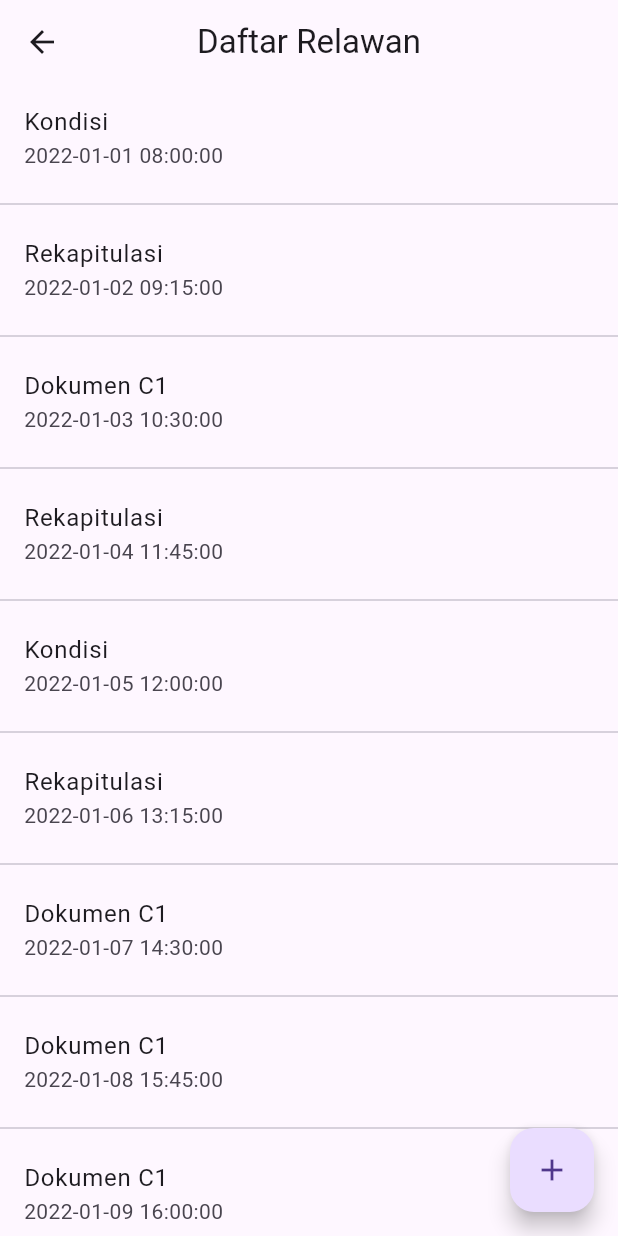
After one commit to VincentiusKennedyW/ui_form_map_flutter, a Flutter app: the screen it shows after launch, after a tap on the "details" icon, on a phone screen of 412 x 824 dp. The commit adds this screen. Run offline on Flutter 3.47's test engine with Material 3 defaults, Android fonts, the phone set to English and light mode, and no system bars; our stand-ins replace geocoding, google_maps_flutter, image_picker, location, photo_view; network calls fail.

Commit message:
update task 3

```diff
--- a/lib/main.dart
+++ b/lib/main.dart
@@ -1,7 +1,10 @@
 import 'package:flutter/material.dart';
+import 'package:location/location.dart';
 import 'package:relawan_pemilu_ui/task%201/form_keluarga_screen.dart';
 
-void main() {
+void main() async {
+  WidgetsFlutterBinding.ensureInitialized();
+  await requestLocationPermission(); // Panggil izin lokasi di sini
   runApp(const MainApp());
 }
 
@@ -15,3 +18,28 @@ class MainApp extends StatelessWidget {
     );
   }
 }
+
+// Fungsi untuk meminta izin lokasi
+Future<void> requestLocationPermission() async {
+  final Location location = Location();
+  bool serviceEnabled;
+  PermissionStatus permissionGranted;
+
+  // Memeriksa apakah layanan lokasi aktif
+  serviceEnabled = await location.serviceEnabled();
+  if (!serviceEnabled) {
+    serviceEnabled = await location.requestService();
+    if (!serviceEnabled) {
+      return;
+    }
+  }
+
+  // Memeriksa status izin lokasi
+  permissionGranted = await location.hasPermission();
+  if (permissionGranted == PermissionStatus.denied) {
+    permissionGranted = await location.requestPermission();
+    if (permissionGranted != PermissionStatus.granted) {
+      return;
+    }
+  }
+}
--- a/lib/task 1/form_keluarga_screen.dart
+++ b/lib/task 1/form_keluarga_screen.dart
@@ -7,6 +7,7 @@ import 'package:location/location.dart';
 import 'package:relawan_pemilu_ui/task%201/anggota_keluarga_widget.dart';
 import 'package:relawan_pemilu_ui/task%201/map_screen.dart';
 import 'package:relawan_pemilu_ui/task%202/map_screen_2.dart';
+import 'package:relawan_pemilu_ui/task%203/list_screen.dart';
 
 class FormKeluarga extends StatefulWidget {
   const FormKeluarga({super.key});
@@ -164,6 +165,14 @@ class _FormKeluargaState extends State<FormKeluarga> {
       appBar: AppBar(
         title: const Text('Form Keluarga'),
         actions: [
+          IconButton(
+            icon: const Icon(Icons.details),
+            onPressed: () {
+              Navigator.of(context).push(MaterialPageRoute(
+                builder: (context) => const ListScreen(),
+              ));
+            },
+          ),
           IconButton(
             icon: const Icon(Icons.moving_outlined),
             onPressed: () {
--- /dev/null
+++ b/lib/task 3/list_screen.dart
@@ -0,0 +1,131 @@
+import 'package:flutter/material.dart';
+import 'package:relawan_pemilu_ui/task%202/detail_screen.dart';
+import 'package:relawan_pemilu_ui/task%203/form_3_screen.dart';
+
+final List<Map<String, dynamic>> dataDummy = [
+  {
+    'status': 'Kondisi',
+    'timestamp': '2022-01-01 08:00:00',
+    'Latitude': -1.275455,
+    'Longitude': 116.833995,
+    'Foto':
+        'https://www.ruparupa.com/blog/wp-content/uploads/2021/04/image-27.png',
+  },
+  {
+    'status': 'Rekapitulasi',
+    'timestamp': '2022-01-02 09:15:00',
+    'Latitude': -1.256788,
+    'Longitude': 116.789632,
+    'Foto':
+        'https://www.ruparupa.com/blog/wp-content/uploads/2021/04/image-26.png',
+  },
+  {
+    'status': 'Dokumen C1',
+    'timestamp': '2022-01-03 10:30:00',
+    'Latitude': -1.289000,
+    'Longitude': 116.802345,
+    'Foto':
+        'https://www.ruparupa.com/blog/wp-content/uploads/2021/04/image-28.png',
+  },
+  {
+    'status': 'Rekapitulasi',
+    'timestamp': '2022-01-04 11:45:00',
+    'Latitude': -1.272345,
+    'Longitude': 116.812345,
+    'Foto':
+        'https://www.ruparupa.com/blog/wp-content/uploads/2021/04/image-29.png',
+  },
+  {
+    'status': 'Kondisi',
+    'timestamp': '2022-01-05 12:00:00',
+    'Latitude': -1.278900,
+    'Longitude': 116.825678,
+    'Foto':
+        'https://www.ruparupa.com/blog/wp-content/uploads/2021/04/image-30.png',
+  },
+  {
+    'status': 'Rekapitulasi',
+    'timestamp': '2022-01-06 13:15:00',
+    'Latitude': -1.267890,
+    'Longitude': 116.834567,
+    'Foto':
+        'https://www.ruparupa.com/blog/wp-content/uploads/2021/04/image-31.png',
+  },
+  {
+    'status': 'Dokumen C1',
+    'timestamp': '2022-01-07 14:30:00',
+    'Latitude': -1.260000,
+    'Longitude': 116.841234,
+    'Foto':
+        'https://www.ruparupa.com/blog/wp-content/uploads/2021/04/image-32.png',
+  },
+  {
+    'status': 'Dokumen C1',
+    'timestamp': '2022-01-08 15:45:00',
+    'Latitude': -1.275678,
+    'Longitude': 116.850000,
+    'Foto':
+        'https://www.ruparupa.com/blog/wp-content/uploads/2021/04/image-33.png',
+  },
+  {
+    'status': 'Dokumen C1',
+    'timestamp': '2022-01-09 16:00:00',
+    'Latitude': -1.270123,
+    'Longitude': 116.860987,
+    'Foto':
+        'https://www.ruparupa.com/blog/wp-content/uploads/2021/04/image-34.png',
+  },
+  {
+    'status': 'Dokumen C1',
+    'timestamp': '2022-01-10 17:15:00',
+    'Latitude': -1.280234,
+    'Longitude': 116.870123,
+    'Foto':
+        'https://www.ruparupa.com/blog/wp-content/uploads/2021/04/image-35.png',
+  }
+];
+
+class ListScreen extends StatelessWidget {
+  const ListScreen({super.key});
+
+  @override
+  Widget build(BuildContext context) {
+    return Scaffold(
+      appBar: AppBar(
+        title: const Text('Daftar Relawan'),
+        centerTitle: true,
+      ),
+      body: ListView.separated(
+        itemCount: dataDummy.length,
+        separatorBuilder: (context, index) =>
+            const Divider(), // Menambahkan Divider
+        itemBuilder: (BuildContext context, int index) {
+          final item = dataDummy[index];
+          return ListTile(
+            title: Text(item['status']),
+            subtitle: Text(item['timestamp']),
+            onTap: () {
+              Navigator.push(
+                context,
+                MaterialPageRoute(
+                  builder: (context) => DetailScreen(data: item),
+                ),
+              );
+            },
+          );
+        },
+      ),
+      floatingActionButton: FloatingActionButton(
+        child: const Icon(Icons.add),
+        onPressed: () {
+          Navigator.push(
+            context,
+            MaterialPageRoute(
+              builder: (context) => const Form3Screen(),
+            ),
+          );
+        },
+      ),
+    );
+  }
+}
--- a/pubspec.yaml
+++ b/pubspec.yaml
@@ -15,11 +15,15 @@ dependencies:
   geocoding: ^3.0.0
   location: ^5.0.3
   url_launcher: ^6.3.0
+  envied: ^0.5.4+1
+  photo_view: ^0.15.0
 
 dev_dependencies:
   flutter_test:
     sdk: flutter
   flutter_lints: ^3.0.0
+  build_runner: ^2.4.11
+  envied_generator: ^0.5.4+1
 
 flutter:
   uses-material-design: true
```
Also changed, not shown: lib/task 1/map_screen.dart (+1 -21 lines), lib/task 2/detail_screen.dart (+108 -159 lines), lib/task 3/detail_screen.dart (added, +105 -0 lines), lib/task 3/form_3_screen.dart (added, +178 -0 lines), pubspec.lock, 5 other files.
